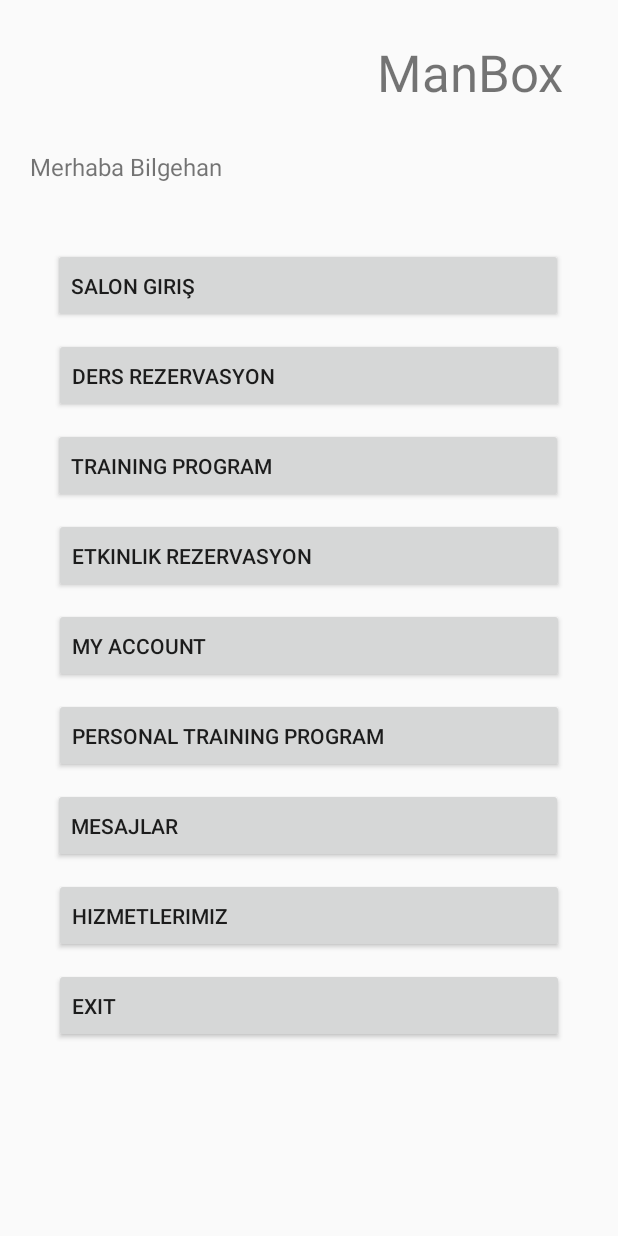
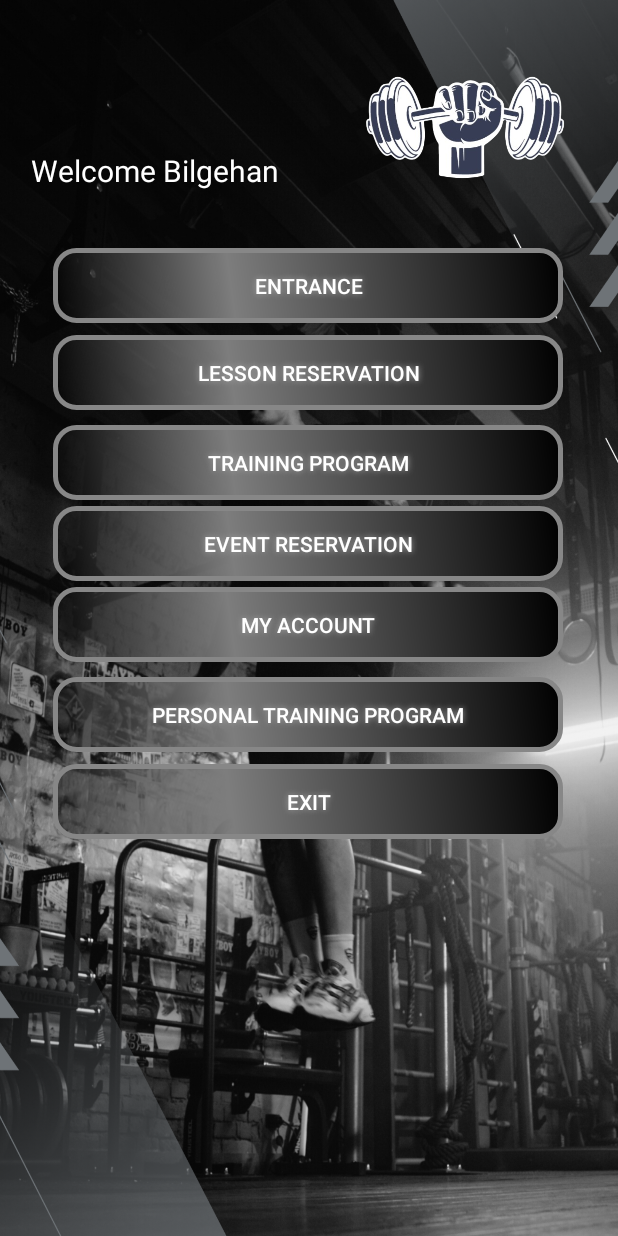
Before and after one commit to bilgehandk/ManBox, an Android app: the layout activity_menu_screen.xml on its own in the app's theme, with its tools: preview values and no code run, on a phone screen of 412 x 824 dp. Run offline under Robolectric (Android 15) with nearby library versions, the phone set to English and light mode, and no system bars.

Commit message:
frontend all pages wip

```diff
--- a/app/src/main/res/layout/activity_menu_screen.xml
+++ b/app/src/main/res/layout/activity_menu_screen.xml
@@ -4,27 +4,43 @@
     xmlns:tools="http://schemas.android.com/tools"
     android:layout_width="match_parent"
     android:layout_height="match_parent"
-    tools:context=".MenuScreen">
+    tools:context=".MenuScreen"
+    android:background="@drawable/bg2">
+
+
     <Button
         android:id="@+id/button9"
         android:layout_width="340dp"
         android:layout_height="50dp"
         android:layout_marginTop="10dp"
-        android:text="Personal Training Program"
-        android:textAlignment="viewStart"
+        android:background="@drawable/button_shape"
+        android:gravity="center"
+        android:shadowColor="#A8A8A8"
+        android:shadowDx="0"
+        android:shadowDy="0"
+        android:shadowRadius="5"
+        android:text="Personal TraInIng Program"
+        android:textColor="@color/white"
         app:icon="@drawable/ic_launcher_foreground"
         app:iconSize="32dp"
         app:layout_constraintEnd_toEndOf="parent"
+        app:layout_constraintHorizontal_bias="0.492"
         app:layout_constraintStart_toStartOf="parent"
         app:layout_constraintTop_toBottomOf="@+id/button8" />
 
     <Button
-        android:id="@+id/button10"
+        android:id="@+id/button12"
         android:layout_width="340dp"
         android:layout_height="50dp"
-        android:layout_marginTop="10dp"
-        android:text="Mesajlar"
-        android:textAlignment="viewStart"
+        android:layout_marginTop="8dp"
+        android:background="@drawable/button_shape"
+        android:gravity="center"
+        android:shadowColor="#A8A8A8"
+        android:shadowDx="0"
+        android:shadowDy="0"
+        android:shadowRadius="5"
+        android:text="ExIt"
+        android:textColor="@color/white"
         app:icon="@drawable/ic_launcher_foreground"
         app:iconSize="32dp"
         app:layout_constraintEnd_toEndOf="parent"
@@ -33,41 +49,22 @@
         app:layout_constraintTop_toBottomOf="@+id/button9" />
 
     <Button
-        android:id="@+id/button11"
+        android:id="@+id/button7"
         android:layout_width="340dp"
         android:layout_height="50dp"
-        android:layout_marginTop="10dp"
-        android:text="Hizmetlerimiz"
-        android:textAlignment="viewStart"
+        android:layout_marginTop="4dp"
+        android:background="@drawable/button_shape"
+        android:gravity="center"
+        android:shadowColor="#A8A8A8"
+        android:shadowDx="0"
+        android:shadowDy="0"
+        android:shadowRadius="5"
+        android:text="Event ReservatIon"
+        android:textColor="@color/white"
         app:icon="@drawable/ic_launcher_foreground"
         app:iconSize="32dp"
         app:layout_constraintEnd_toEndOf="parent"
-        app:layout_constraintStart_toStartOf="parent"
-        app:layout_constraintTop_toBottomOf="@+id/button10" />
-
-    <Button
-        android:id="@+id/button12"
-        android:layout_width="340dp"
-        android:layout_height="50dp"
-        android:layout_marginTop="10dp"
-        android:text="Exit"
-        android:textAlignment="viewStart"
-        app:icon="@drawable/ic_launcher_foreground"
-        app:iconSize="32dp"
-        app:layout_constraintEnd_toEndOf="parent"
-        app:layout_constraintStart_toStartOf="parent"
-        app:layout_constraintTop_toBottomOf="@+id/button11" />
-
-    <Button
-        android:id="@+id/button7"
-        android:layout_width="340dp"
-        android:layout_height="50dp"
-        android:layout_marginTop="10dp"
-        android:text="Etkinlik Rezervasyon"
-        android:textAlignment="viewStart"
-        app:icon="@drawable/ic_launcher_foreground"
-        app:iconSize="32dp"
-        app:layout_constraintEnd_toEndOf="parent"
+        app:layout_constraintHorizontal_bias="0.492"
         app:layout_constraintStart_toStartOf="parent"
         app:layout_constraintTop_toBottomOf="@+id/button6" />
 
@@ -75,12 +72,19 @@
         android:id="@+id/button8"
         android:layout_width="340dp"
         android:layout_height="50dp"
-        android:layout_marginTop="10dp"
+        android:layout_marginTop="4dp"
+        android:background="@drawable/button_shape"
+        android:gravity="center"
+        android:shadowColor="#A8A8A8"
+        android:shadowDx="0"
+        android:shadowDy="0"
+        android:shadowRadius="5"
         android:text="My Account"
-        android:textAlignment="viewStart"
+        android:textColor="@color/white"
         app:icon="@drawable/ic_launcher_foreground"
         app:iconSize="32dp"
         app:layout_constraintEnd_toEndOf="parent"
+        app:layout_constraintHorizontal_bias="0.492"
         app:layout_constraintStart_toStartOf="parent"
         app:layout_constraintTop_toBottomOf="@+id/button7" />
 
@@ -88,12 +92,19 @@
         android:id="@+id/button5"
         android:layout_width="340dp"
         android:layout_height="50dp"
-        android:layout_marginTop="10dp"
-        android:text="Ders Rezervasyon"
-        android:textAlignment="viewStart"
+        android:layout_marginTop="8dp"
+        android:background="@drawable/button_shape"
+        android:gravity="center"
+        android:shadowColor="#A8A8A8"
+        android:shadowDx="0"
+        android:shadowDy="0"
+        android:shadowRadius="5"
+        android:text="Lesson ReservatIon"
+        android:textColor="@color/white"
         app:icon="@drawable/ic_launcher_foreground"
         app:iconSize="32dp"
         app:layout_constraintEnd_toEndOf="parent"
+        app:layout_constraintHorizontal_bias="0.492"
         app:layout_constraintStart_toStartOf="parent"
         app:layout_constraintTop_toBottomOf="@+id/button4" />
 
@@ -102,8 +113,14 @@
         android:layout_width="340dp"
         android:layout_height="50dp"
         android:layout_marginTop="10dp"
-        android:text="Training Program"
-        android:textAlignment="viewStart"
+        android:text="TRAINING Program"
+        android:gravity="center"
+        android:background="@drawable/button_shape"
+        android:shadowColor="#A8A8A8"
+        android:shadowDx="0"
+        android:shadowDy="0"
+        android:shadowRadius="5"
+        android:textColor="@color/white"
         app:icon="@drawable/ic_launcher_foreground"
         app:iconSize="32dp"
         app:layout_constraintEnd_toEndOf="parent"
@@ -112,26 +129,15 @@
         app:layout_constraintTop_toBottomOf="@+id/button5" />
 
     <TextView
-        android:id="@+id/textView2"
-        android:layout_width="137dp"
-        android:layout_height="62dp"
-        android:layout_marginTop="25dp"
-        android:layout_marginEnd="30dp"
-        android:text="ManBox"
-        android:textAlignment="center"
-        android:textSize="34sp"
-        app:layout_constraintEnd_toEndOf="parent"
-        app:layout_constraintTop_toTopOf="parent" />
-
-    <TextView
         android:id="@+id/textView3"
         android:layout_width="250dp"
         android:layout_height="50dp"
         android:layout_marginStart="16dp"
         android:layout_marginTop="100dp"
         android:layout_marginBottom="15dp"
-        android:text=" Merhaba Bilgehan"
-        android:textSize="16sp"
+        android:text=" Welcome Bilgehan"
+        android:textSize="20sp"
+        android:textColor="@color/white"
         app:layout_constraintBottom_toTopOf="@+id/button4"
         app:layout_constraintStart_toStartOf="parent"
         app:layout_constraintTop_toTopOf="parent" />
@@ -140,13 +146,31 @@
         android:id="@+id/button4"
         android:layout_width="340dp"
         android:layout_height="50dp"
-        android:text="Salon Giriş"
-        android:textAlignment="viewStart"
+        android:text="ENTRANCE"
+        android:gravity="center"
         app:icon="@drawable/ic_launcher_foreground"
         app:iconSize="32dp"
         app:layout_constraintBottom_toTopOf="@+id/button5"
         app:layout_constraintEnd_toEndOf="parent"
         app:layout_constraintHorizontal_bias="0.492"
         app:layout_constraintStart_toStartOf="parent"
+        android:background="@drawable/button_shape"
+        android:shadowColor="#A8A8A8"
+        android:shadowDx="0"
+        android:shadowDy="0"
+        android:shadowRadius="5"
+        android:textColor="@color/white"
         app:layout_constraintTop_toBottomOf="@+id/textView3" />
+
+    <ImageView
+        android:id="@+id/imageView4"
+        android:layout_width="193dp"
+        android:layout_height="161dp"
+        app:layout_constraintBottom_toTopOf="@+id/button4"
+        app:layout_constraintEnd_toEndOf="parent"
+        app:layout_constraintHorizontal_bias="0.977"
+        app:layout_constraintStart_toStartOf="parent"
+        app:layout_constraintTop_toTopOf="parent"
+        app:layout_constraintVertical_bias="1.0"
+        app:srcCompat="@drawable/logo_withoutbackground" />
 </androidx.constraintlayout.widget.ConstraintLayout>
```
Also changed, not shown: app/src/main/res/layout/activity_date_picker.xml (+6 -2 lines), app/src/main/res/layout/activity_recyclier_view_daily.xml (+20 -10 lines), app/src/main/res/layout/activity_register.xml (+31 -12 lines), app/src/main/res/layout/activity_salon_giris.xml (+21 -11 lines), app/src/main/res/layout/activity_traning.xml (+38 -18 lines), app/src/main/res/layout/activity_weather.xml (+21 -5 lines), app/src/main/res/layout/custom_dialog.xml (+15 -5 lines), app/src/main/res/layout/fragment_change_password.xml (+6 -2 lines), app/src/main/res/drawable/bg3.png (added), 2 other files.
